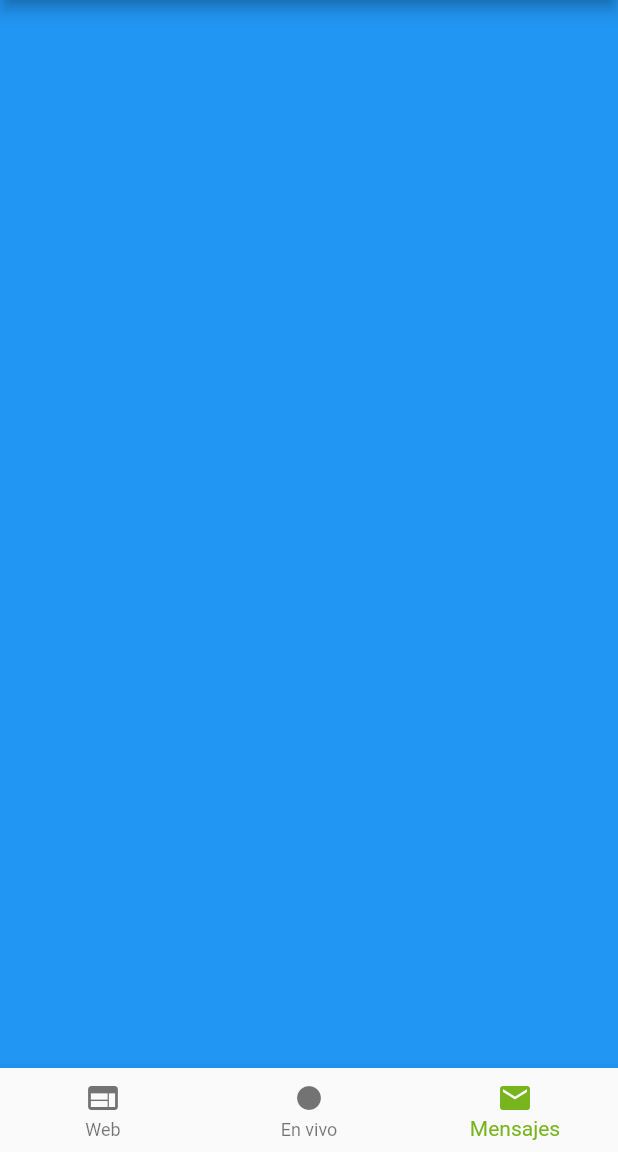
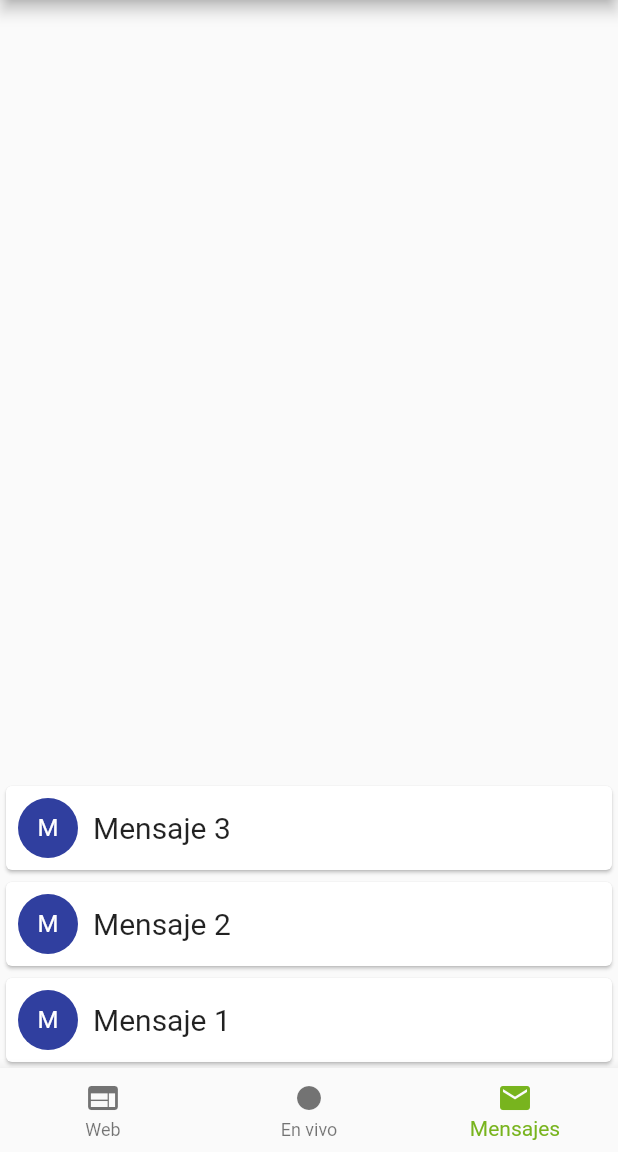
Before and after one commit to AlbertCaro/mx.udg.cuvalles.informecuvalles, a Flutter app: the screen it shows after launch, item 3 of the bottom bar chosen, on a phone screen of 412 x 824 dp, the part 84-1236 px from its top. Run offline on Flutter 3.47's test engine with Material 2 defaults, Android fonts, the phone set to English and light mode, and no system bars; missing offline and left inert: flutter_webview_plugin.

Commit message:
Ya funciona la lista de mensajes, pero hace falta consumir los datos por una api o websocket. Además falta mejorar el diseño.

```diff
--- a/lib/main.dart
+++ b/lib/main.dart
@@ -52,6 +52,7 @@ class _HomePageState extends State<HomePage> {
       body: _children[_currentIndex],
       bottomNavigationBar: BottomNavigationBar(
         fixedColor: const Color(0xFF78b41e),
+        type: BottomNavigationBarType.fixed,
         onTap: onTapTapped,
         currentIndex: _currentIndex,
         items: [
--- a/lib/messages.dart
+++ b/lib/messages.dart
@@ -1,12 +1,48 @@
 import 'package:flutter/material.dart';
 
-class MessagesTab extends StatelessWidget {
+class MessagesTab extends StatefulWidget {
+  @override
+  State<StatefulWidget> createState() {
+    return new ListState();
+  }
+
+}
+
+class ListState extends State<MessagesTab> {
+  List<String> Messages = [
+    'Mensaje 1', 'Mensaje 2', 'Mensaje 3'
+  ];
   @override
   Widget build(BuildContext context) {
-    // TODO: Reemplazar el contenido de este widget los mensajes
-    return Container(
-      color: Colors.blue,
+    return new Container(
+      child: new ListView.builder(
+        reverse: true,
+        itemBuilder: (_,int index) => ItemList(this.Messages[index]),
+        itemCount: this.Messages.length,
+      ),
     );
   }
 
 }
+
+class ItemList extends StatelessWidget {
+  final String message;
+  ItemList(this.message);
+
+  @override
+  Widget build(BuildContext context) {
+    return new Card(
+      child: new Container(
+        padding: EdgeInsets.all(8.0),
+        child: new Row(
+          children: <Widget>[
+            new CircleAvatar(child: new Text(message[0]),),
+            new Padding(padding: EdgeInsets.only(right: 10.0)),
+            new Text(message, style: TextStyle(fontSize: 20.0),)
+          ],
+        ),
+      ),
+    );
+  }
+
+}
```
